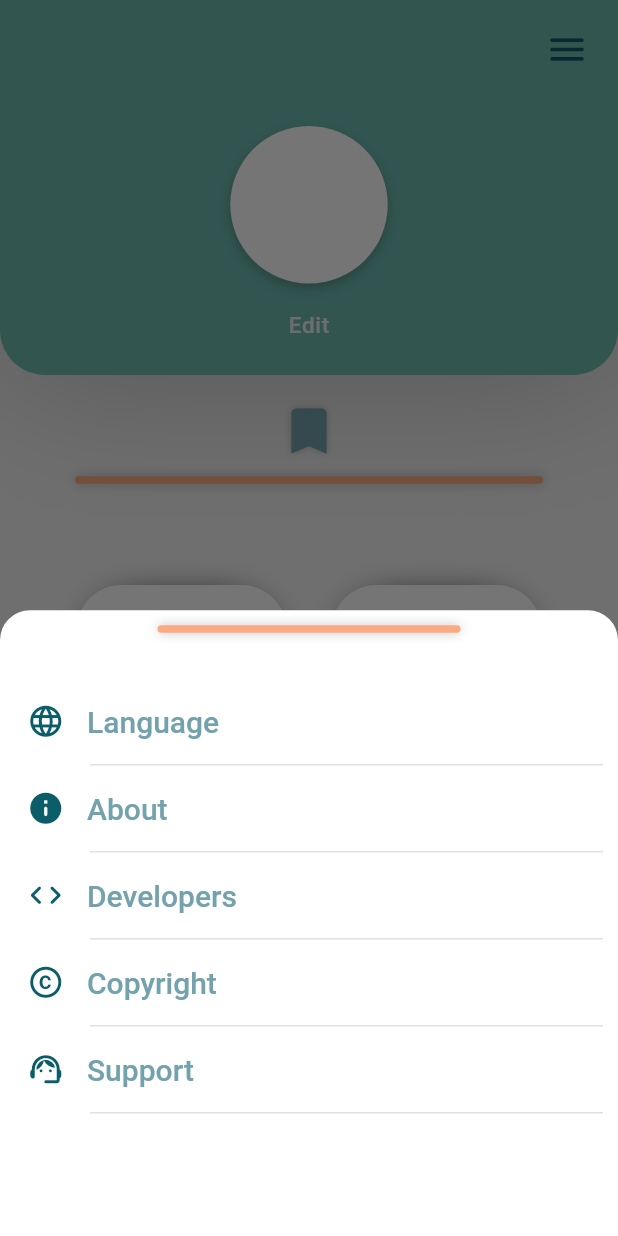
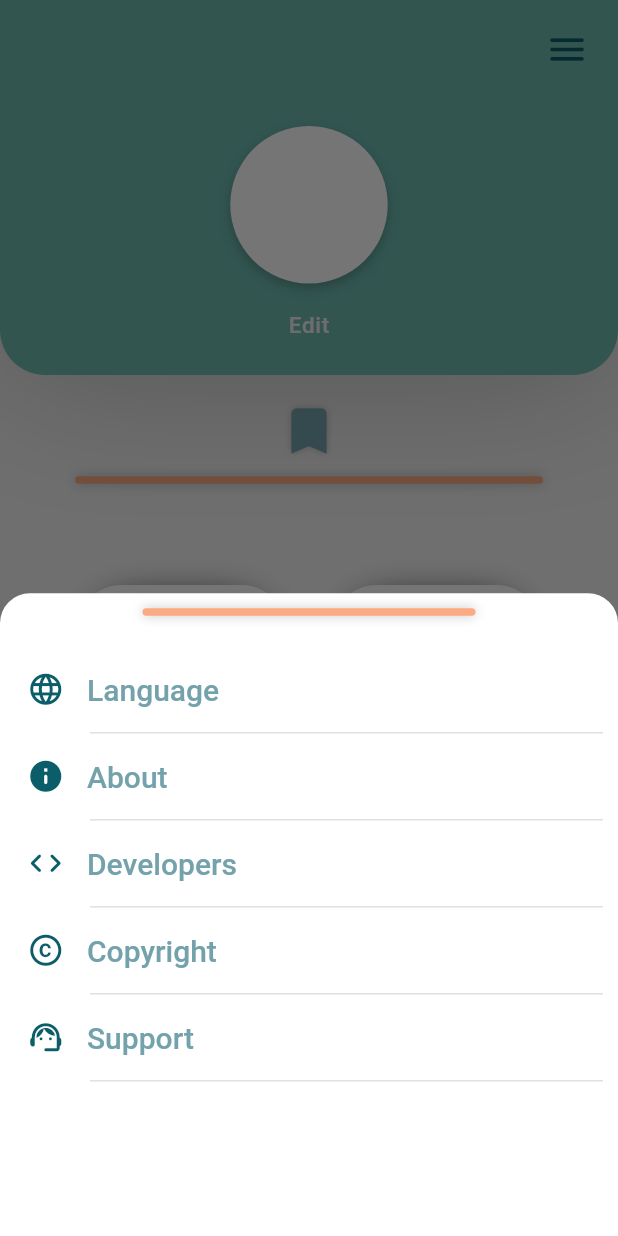
Before and after one commit to isimobaver/app, a Flutter app: the screen it shows after launch, item 3 of the bottom bar chosen, after a tap on the "menu" icon, on a phone screen of 412 x 824 dp. Run offline on Flutter 3.47's test engine with Material 2 defaults, Android fonts, the phone set to English and light mode, and no system bars; our stand-ins replace flutter_svg; missing offline and left inert: widget_slider.

Commit message:
pster layout

```diff
--- a/lib/layout/drawer_sheet.dart
+++ b/lib/layout/drawer_sheet.dart
@@ -5,8 +5,10 @@ import 'package:myapp/style/colors.dart';
 class ShowBottomDrawer extends StatefulWidget {
   final double heightDrawer;
   final Widget contineDrawer;
-  const ShowBottomDrawer(
-      {Key? key, required this.heightDrawer, required this.contineDrawer})
+  final Widget childHeader;
+  final bool showholderDraweSheet;
+  ShowBottomDrawer(
+      {Key? key, required this.heightDrawer, required this.contineDrawer,this.showholderDraweSheet = true, required this.childHeader,})
       : super(key: key);
 
   @override
@@ -25,12 +27,12 @@ class _ShowBottomDrawerState extends State<ShowBottomDrawer> {
   Widget build(BuildContext context) {
     return DraggableScrollableSheet(
       initialChildSize: widget.heightDrawer,
+      expand: false,
       maxChildSize: 1.0,
       minChildSize: 0.5,
       builder: (context, scrollController) {
         return Container(
             alignment: AlignmentDirectional.topCenter,
-            padding: const EdgeInsets.fromLTRB(10, 10, 10, 0),
             decoration: BoxDecoration(
                 color: backgroundColorOfdrawerSheet,
                 borderRadius: const BorderRadius.vertical(top: Radius.circular(20))),
@@ -40,12 +42,15 @@ class _ShowBottomDrawerState extends State<ShowBottomDrawer> {
               children: [
                 Container(
                   margin: const EdgeInsets.fromLTRB(0, 40, 0, 0),
-                  child: widget.contineDrawer,
+                  child: SingleChildScrollView(
+                    controller: scrollController,
+                    child: widget.contineDrawer,
+                  ),
                 ),
-                Container(
+                widget.showholderDraweSheet? Container(
                   height: 5,
                   margin: const EdgeInsets.symmetric(
-                    horizontal: 95,
+                    horizontal: 95,vertical: 10
                   ),
                   decoration: BoxDecoration(
                       borderRadius: const BorderRadius.all(Radius.circular(30)),
@@ -56,7 +61,7 @@ class _ShowBottomDrawerState extends State<ShowBottomDrawer> {
                             offset: const Offset(0, 0),
                             color: shadowColorOfholderDraweSheet)
                       ]),
-                ),
+                ) : widget.childHeader,
               ],
             ));
       },
--- a/lib/pages/user.dart
+++ b/lib/pages/user.dart
@@ -108,13 +108,14 @@ class _TopBarState extends State<TopBar> {
 
   void _showBottomDrawer(BuildContext context) {
     showModalBottomSheet(
+      isScrollControlled: true,
       backgroundColor: Colors.transparent,
       shape: const RoundedRectangleBorder(
         borderRadius: BorderRadius.vertical(top: Radius.circular(20)),
       ),
       context: context,
       builder: (context) {
-        return const ShowBottomDrawer(heightDrawer: 0.9,contineDrawer: BottomDrawer(),);
+        return ShowBottomDrawer(heightDrawer: 0.52,contineDrawer: const BottomDrawer(),showholderDraweSheet: true,childHeader: Container(height: 0),);
       },
     );
   }
--- a/lib/widget/drawer_chooser.dart
+++ b/lib/widget/drawer_chooser.dart
@@ -21,6 +21,8 @@ class _BottomDrawerState extends State<BottomDrawer> {
   @override
   Widget build(BuildContext context) {
     return SingleChildScrollView(
+      child: Padding(
+        padding: const EdgeInsets.only(left: 10,right: 10),
         child: Column(
           crossAxisAlignment: CrossAxisAlignment.start,
           mainAxisAlignment: MainAxisAlignment.start,
@@ -214,6 +216,7 @@ class _BottomDrawerState extends State<BottomDrawer> {
             ),
           ],
         ),
+      ),
     );
   }
 
@@ -225,13 +228,14 @@ class _BottomDrawerState extends State<BottomDrawer> {
 
   void _showBottomDrawer(BuildContext context) {
     showModalBottomSheet(
+      isScrollControlled: false,
       backgroundColor: Colors.transparent,
       shape: const RoundedRectangleBorder(
         borderRadius: BorderRadius.vertical(top: Radius.circular(20)),
       ),
       context: context,
       builder: (context) {
-        return const ShowBottomDrawer(heightDrawer: 0.9,contineDrawer: CurrencyChooser(),);
+        return ShowBottomDrawer(heightDrawer: 1,contineDrawer: const CurrencyChooser(),showholderDraweSheet: true,childHeader: Container(height: 0),);
       },
     );
   }
```
Also changed, not shown: lib/pages/homepage.dart (+37 -13 lines), lib/widget/language_chooser.dart (+3 -4 lines), lib/widget/poster.dart (added, +121 -0 lines). Lines whose indentation alone changed are shown as unchanged.
